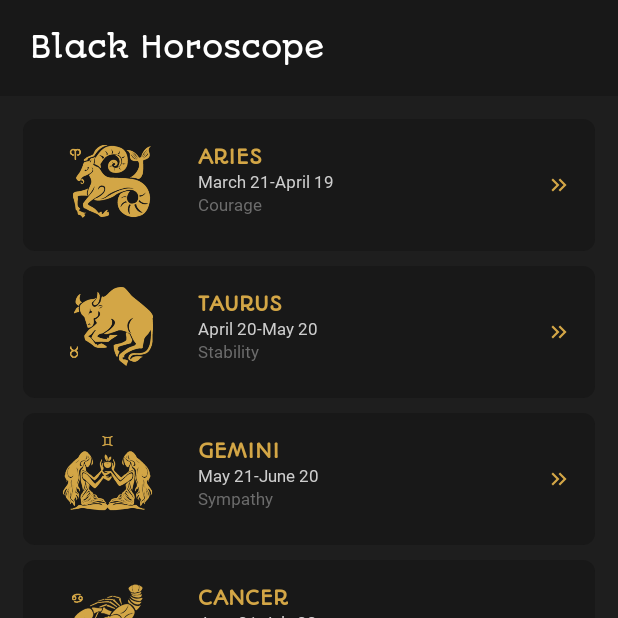
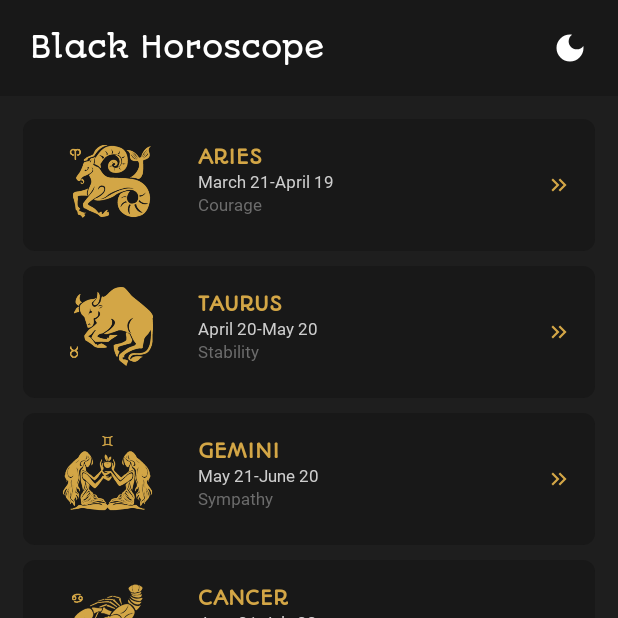
Before and after one commit to ArtielSry/KotlinAndroidApp_Horoscope, an Android app: the screen it shows after launch (MainActivity), on a phone screen of 412 x 824 dp, the top half of it. Run offline under Robolectric (Android 15) with nearby library versions, the phone set to English and light mode, and no system bars; our stand-ins replace Dagger/Hilt's generated code, navigation-ui.

Commit message:
dark mode added

```diff
--- a/app/build.gradle.kts
+++ b/app/build.gradle.kts
@@ -64,6 +64,9 @@ android {
 
 dependencies {
 
+    //dataStore
+    implementation("androidx.datastore:datastore-preferences:1.0.0")
+
     //Camera X
     val cameraVersion = "1.2.3"
     implementation("androidx.camera:camera-core:${cameraVersion}")
--- a/app/src/main/java/com/art/horoscapp/ui/home/MainActivity.kt
+++ b/app/src/main/java/com/art/horoscapp/ui/home/MainActivity.kt
@@ -1,31 +1,106 @@
 package com.art.horoscapp.ui.home
 
+import android.content.Context
 import android.media.MediaPlayer
 import androidx.appcompat.app.AppCompatActivity
 import android.os.Bundle
+import androidx.appcompat.app.AppCompatDelegate
+import androidx.datastore.core.DataStore
+import androidx.datastore.preferences.core.Preferences
+import androidx.datastore.preferences.core.booleanPreferencesKey
+import androidx.datastore.preferences.core.edit
+import androidx.datastore.preferences.core.intPreferencesKey
+import androidx.datastore.preferences.preferencesDataStore
 import androidx.navigation.NavController
 import androidx.navigation.fragment.NavHostFragment
 import androidx.navigation.ui.setupWithNavController
 import com.art.horoscapp.R
 import com.art.horoscapp.databinding.ActivityMainBinding
 import dagger.hilt.android.AndroidEntryPoint
+import kotlinx.coroutines.CoroutineScope
+import kotlinx.coroutines.Dispatchers
+import kotlinx.coroutines.flow.Flow
+import kotlinx.coroutines.flow.filter
+import kotlinx.coroutines.flow.map
+import kotlinx.coroutines.launch
+
+val Context.dataStore: DataStore<Preferences> by preferencesDataStore(name = "settings")
 
 @AndroidEntryPoint
 class MainActivity : AppCompatActivity() {
 
+    companion object {
+        const val KEY_MODE = "key_dark_mode"
+    }
+
+    private var firstTime: Boolean = true
+
     private lateinit var binding: ActivityMainBinding
     private lateinit var navController: NavController
+
 
 
     override fun onCreate(savedInstanceState: Bundle?) {
         super.onCreate(savedInstanceState)
         binding = ActivityMainBinding.inflate(layoutInflater)
         setContentView(binding.root)
+
+        CoroutineScope(Dispatchers.IO).launch {
+            getSettings().filter { firstTime }.collect { settingsModel ->
+                if (settingsModel != null) {
+                    runOnUiThread {
+                        binding.switchDarkMode.isChecked = settingsModel.darkMode
+                        firstTime = !firstTime
+                    }
+                }
+            }
+        }
         initUI()
     }
 
     private fun initUI() {
         initNavigation()
+        changeMode()
+    }
+
+    private fun changeMode() {
+
+        binding.switchDarkMode.setOnCheckedChangeListener { _, value ->
+
+            if (value) {
+                enableDarkMode()
+            } else {
+                disableDarkMode()
+            }
+
+            CoroutineScope(Dispatchers.IO).launch {
+                saveOptions(KEY_MODE, value)
+            }
+        }
+    }
+
+    private suspend fun saveOptions(key: String, value: Boolean) {
+        dataStore.edit { preference ->
+            preference[booleanPreferencesKey(key)] = value
+        }
+    }
+
+    private fun enableDarkMode() {
+        AppCompatDelegate.setDefaultNightMode(AppCompatDelegate.MODE_NIGHT_YES)
+        delegate.applyDayNight()
+    }
+
+    private fun disableDarkMode() {
+        AppCompatDelegate.setDefaultNightMode(AppCompatDelegate.MODE_NIGHT_NO)
+        delegate.applyDayNight()
+    }
+
+    private fun getSettings(): Flow<SettingsModel?> {
+        return dataStore.data.map { preferences ->
+            SettingsModel(
+                darkMode = preferences[booleanPreferencesKey(KEY_MODE)] ?: false,
+            )
+        }
     }
 
     private fun initNavigation() {
--- /dev/null
+++ b/app/src/main/java/com/art/horoscapp/ui/home/SettingsModel.kt
@@ -0,0 +1,5 @@
+package com.art.horoscapp.ui.home
+
+data class SettingsModel (
+    var darkMode: Boolean
+)
--- /dev/null
+++ b/app/src/main/res/drawable/ic_dark_mode.xml
@@ -0,0 +1,5 @@
+<vector android:height="24dp" android:tint="#000000"
+    android:viewportHeight="24" android:viewportWidth="24"
+    android:width="24dp" xmlns:android="http://schemas.android.com/apk/res/android">
+    <path android:fillColor="@android:color/white" android:pathData="M12,3c-4.97,0 -9,4.03 -9,9s4.03,9 9,9s9,-4.03 9,-9c0,-0.46 -0.04,-0.92 -0.1,-1.36c-0.98,1.37 -2.58,2.26 -4.4,2.26c-2.98,0 -5.4,-2.42 -5.4,-5.4c0,-1.81 0.89,-3.42 2.26,-4.4C12.92,3.04 12.46,3 12,3L12,3z"/>
+</vector>
--- a/app/src/main/res/layout/activity_main.xml
+++ b/app/src/main/res/layout/activity_main.xml
@@ -22,6 +22,30 @@
             style="@style/title"
             android:layout_marginStart="20dp"
             />
+
+        <FrameLayout
+            android:layout_width="wrap_content"
+            android:layout_height="wrap_content"
+            android:layout_gravity="end">
+
+            <androidx.appcompat.widget.SwitchCompat
+                android:id="@+id/switchDarkMode"
+                android:visibility="visible"
+
+                android:paddingEnd="1000dp"
+
+                android:layout_width="60dp"
+                android:layout_height="60dp"/>
+
+            <ImageView
+                android:layout_width="wrap_content"
+                android:layout_height="wrap_content"
+                android:src="@drawable/ic_dark_mode"
+                app:tint="@color/white"
+                android:padding="20dp"/>
+        </FrameLayout>
+
+
     </FrameLayout>
 
     <androidx.fragment.app.FragmentContainerView
--- a/app/src/main/res/layout/fragment_luck.xml
+++ b/app/src/main/res/layout/fragment_luck.xml
@@ -78,6 +78,7 @@
 
             <TextView
                 android:id="@+id/tvLucky"
+
                 android:layout_width="wrap_content"
                 android:layout_height="wrap_content"
                 android:gravity="center"
--- /dev/null
+++ b/app/src/main/res/values-night/colors.xml
@@ -0,0 +1,21 @@
+<?xml version="1.0" encoding="utf-8"?>
+<resources>
+    <color name="black">#FFFFFFFF</color>
+    <color name="white">#FF000000</color>
+
+
+    <color name="statusbar">#0392CA</color>
+
+    <color name="primary">#EFEFEF</color>
+    <color name="primaryDark">#FFFFFF</color>
+    <color name="secondary">#32FFEB3B</color>
+    <color name="accent">#CDB083</color>
+    <color name="gold">#000000</color>
+
+    <color name="pressed">#DCDCDC</color>
+
+    <color name="red">#FF0000</color>
+
+    <color name="gray">#838383</color>
+    <color name="tr">#0392CA</color>
+</resources>
--- a/app/src/main/res/values-night/themes.xml
+++ b/app/src/main/res/values-night/themes.xml
@@ -1,7 +1,7 @@
 <resources xmlns:tools="http://schemas.android.com/tools">
     <!-- Base application theme. -->
-    <style name="Base.Theme.HoroscApp" parent="Theme.Material3.DayNight.NoActionBar">
-        <!-- Customize your dark theme here. -->
-        <!-- <item name="colorPrimary">@color/my_dark_primary</item> -->
+    <style name="Base.Theme.HoroscAppDark" parent="Theme.Material3.DayNight.NoActionBar">
+        <item name="android:statusBarColor">@color/primaryDark</item>
     </style>
+
 </resources>
--- a/app/src/main/res/values/colors.xml
+++ b/app/src/main/res/values/colors.xml
@@ -3,6 +3,7 @@
     <color name="black">#FF000000</color>
     <color name="white">#FFFFFFFF</color>
 
+    <color name="statusbar">#181818</color>
 
     <color name="primary">#1E1E1E</color>
     <color name="primaryDark">#181818</color>
@@ -15,7 +16,6 @@
 
     <color name="red">#FF0000</color>
 
-
     <color name="gray">#6C6C6C</color>
     <color name="tr">#D3A646</color>
 </resources>
--- a/app/src/main/res/values/themes.xml
+++ b/app/src/main/res/values/themes.xml
@@ -1,7 +1,8 @@
 <resources xmlns:tools="http://schemas.android.com/tools">
     <!-- Base application theme. -->
     <style name="Base.Theme.HoroscApp" parent="Theme.Material3.DayNight.NoActionBar">
-        <item name="android:statusBarColor">@color/primaryDark</item>
+        <item name="android:statusBarColor">@color/statusbar</item>
+
     </style>
 
     <style name="title">
```
Also changed, not shown: app/src/main/res/drawable/moon.svg (deleted).
